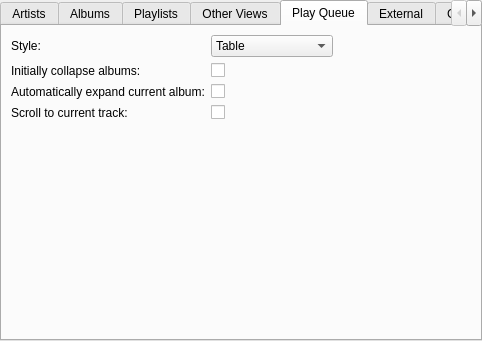
Qt form gui/interfacesettings.ui (polpo/cantata-mac) before a commit.
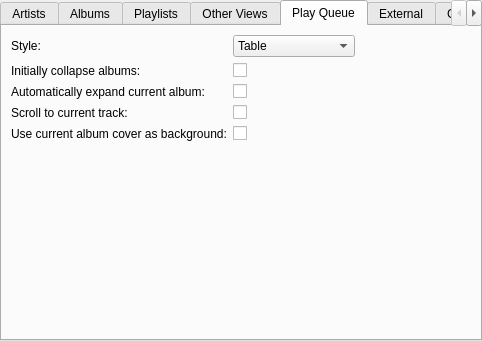
The same form after that commit. The open tabs and pages were chosen to show the change. Custom widgets are drawn as their Qt base class.

Commit message: Optionally use current album cover as play queue backdrop

Diff of the .ui file:
```diff
--- a/gui/interfacesettings.ui
+++ b/gui/interfacesettings.ui
@@ -378,6 +378,19 @@
        <item row="3" column="1">
         <widget class="OnOffButton" name="playQueueScroll"/>
        </item>
+       <item row="4" column="0">
+        <widget class="BuddyLabel" name="playQueueBackgroundLabel">
+         <property name="text">
+          <string>Use current album cover as background:</string>
+         </property>
+         <property name="buddy">
+          <cstring>playQueueBackground</cstring>
+         </property>
+        </widget>
+       </item>
+       <item row="4" column="1">
+        <widget class="OnOffButton" name="playQueueBackground"/>
+       </item>
       </layout>
      </widget>
      <widget class="QWidget" name="tab_7">
```
The commit also changes 9 other files.
